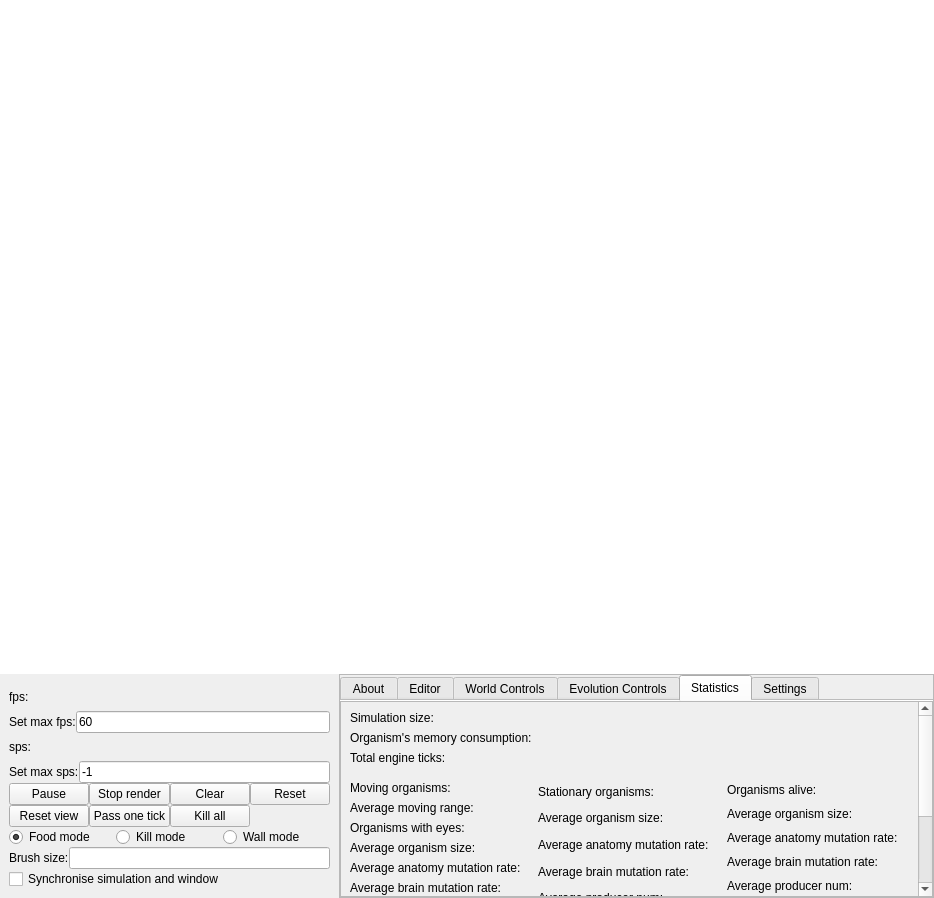
The window that LifeEngineCpp/mainwindow.ui (SuperSpaceEye/LifeEngineExtended) describes before a commit, drawn with Qt 5.
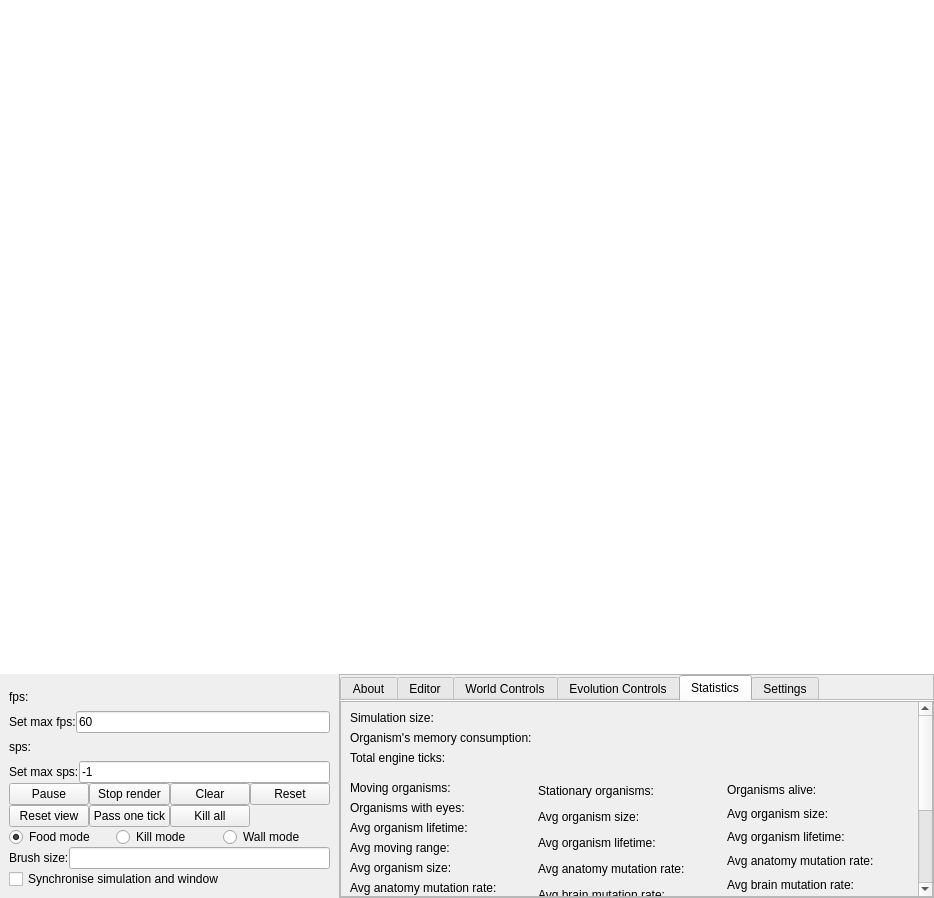
The same window after the commit. The open tabs and pages were chosen to show the change.

What changed in the file:
```diff
--- a/LifeEngineCpp/mainwindow.ui
+++ b/LifeEngineCpp/mainwindow.ui
@@ -2001,9 +2001,9 @@
                 <property name="geometry">
                  <rect>
                   <x>0</x>
-                  <y>0</y>
-                  <width>698</width>
-                  <height>377</height>
+                  <y>-60</y>
+                  <width>608</width>
+                  <height>400</height>
                  </rect>
                 </property>
                 <property name="sizePolicy">
@@ -2085,13 +2085,6 @@
                           </property>
                          </widget>
                         </item>
-                        <item>
-                         <widget class="QLabel" name="lb_average_moving_range">
-                          <property name="text">
-                           <string>Average moving range:</string>
-                          </property>
-                         </widget>
-                        </item>
                         <item>
                          <widget class="QLabel" name="lb_organisms_with_eyes">
                           <property name="text">
@@ -2099,24 +2092,38 @@
                           </property>
                          </widget>
                         </item>
+                        <item>
+                         <widget class="QLabel" name="lb_avg_org_lifetime_2">
+                          <property name="text">
+                           <string>Avg organism lifetime:</string>
+                          </property>
+                         </widget>
+                        </item>
+                        <item>
+                         <widget class="QLabel" name="lb_average_moving_range">
+                          <property name="text">
+                           <string>Avg moving range:</string>
+                          </property>
+                         </widget>
+                        </item>
                         <item>
                          <widget class="QLabel" name="lb_organism_size_2">
                           <property name="text">
-                           <string>Average organism size:</string>
+                           <string>Avg organism size:</string>
                           </property>
                          </widget>
                         </item>
                         <item>
                          <widget class="QLabel" name="lb_anatomy_mutation_rate_2">
                           <property name="text">
-                           <string>Average anatomy mutation rate:</string>
+                           <string>Avg anatomy mutation rate:</string>
                           </property>
                          </widget>
                         </item>
                         <item>
                          <widget class="QLabel" name="lb_brain_mutation_rate_2">
                           <property name="text">
-                           <string>Average brain mutation rate:</string>
+                           <string>Avg brain mutation rate:</string>
                           </property>
                          </widget>
                         </item>
@@ -2176,28 +2183,35 @@
                         <item>
                          <widget class="QLabel" name="lb_organism_size_3">
                           <property name="text">
-                           <string>Average organism size:</string>
+                           <string>Avg organism size:</string>
+                          </property>
+                         </widget>
+                        </item>
+                        <item>
+                         <widget class="QLabel" name="lb_avg_org_lifetime_3">
+                          <property name="text">
+                           <string>Avg organism lifetime:</string>
                           </property>
                          </widget>
                         </item>
                         <item>
                          <widget class="QLabel" name="lb_anatomy_mutation_rate_3">
                           <property name="text">
-                           <string>Average anatomy mutation rate:</string>
+                           <string>Avg anatomy mutation rate:</string>
                           </property>
                          </widget>
                         </item>
                         <item>
                          <widget class="QLabel" name="lb_brain_mutation_rate_3">
                           <property name="text">
-                           <string>Average brain mutation rate:</string>
+                           <string>Avg brain mutation rate:</string>
                           </property>
                          </widget>
                         </item>
                         <item>
                          <widget class="QLabel" name="lb_producer_num_3">
                           <property name="text">
-                           <string>Average producer num: </string>
+                           <string>Avg producer num: </string>
                           </property>
                          </widget>
                         </item>
@@ -2243,28 +2257,35 @@
                         <item>
                          <widget class="QLabel" name="lb_organism_size_4">
                           <property name="text">
-                           <string>Average organism size:</string>
+                           <string>Avg organism size:</string>
+                          </property>
+                         </widget>
+                        </item>
+                        <item>
+                         <widget class="QLabel" name="lb_avg_org_lifetime_4">
+                          <property name="text">
+                           <string>Avg organism lifetime:</string>
                           </property>
                          </widget>
                         </item>
                         <item>
                          <widget class="QLabel" name="lb_anatomy_mutation_rate_4">
                           <property name="text">
-                           <string>Average anatomy mutation rate:</string>
+                           <string>Avg anatomy mutation rate:</string>
                           </property>
                          </widget>
                         </item>
                         <item>
                          <widget class="QLabel" name="lb_brain_mutation_rate_4">
                           <property name="text">
-                           <string>Average brain mutation rate:</string>
+                           <string>Avg brain mutation rate:</string>
                           </property>
                          </widget>
                         </item>
                         <item>
                          <widget class="QLabel" name="lb_producer_num_4">
                           <property name="text">
-                           <string>Average producer num: </string>
+                           <string>Avg producer num: </string>
                           </property>
                          </widget>
                         </item>
```
Left out of the diff: 40 changed lines with no effect on the pictures.
